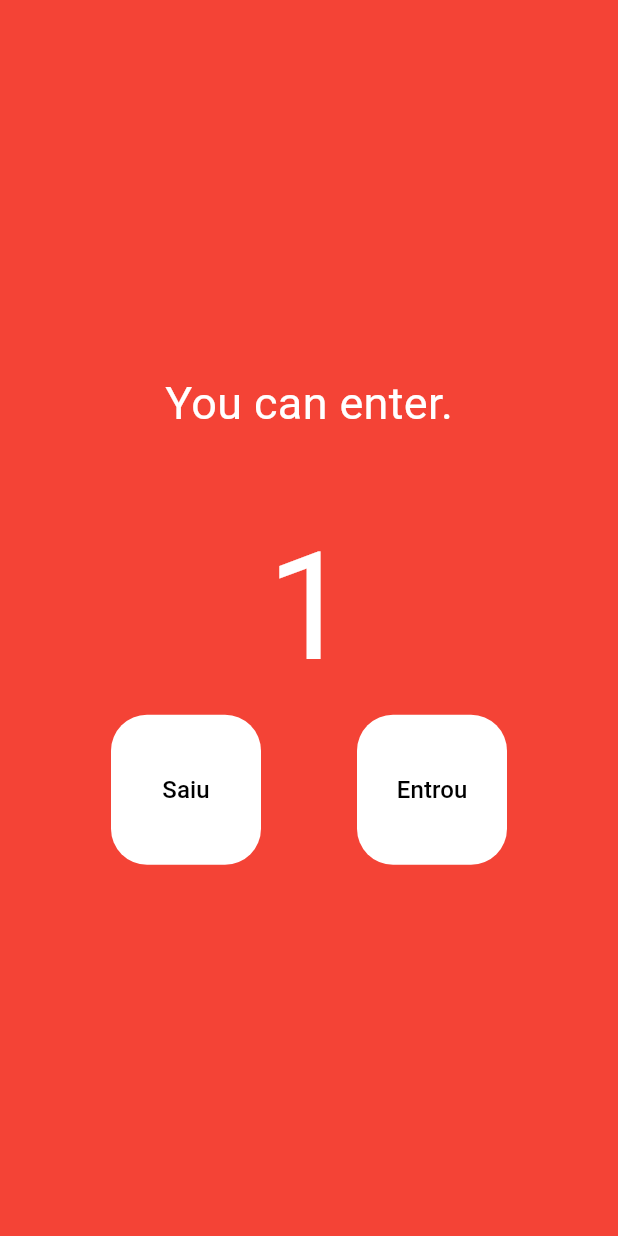
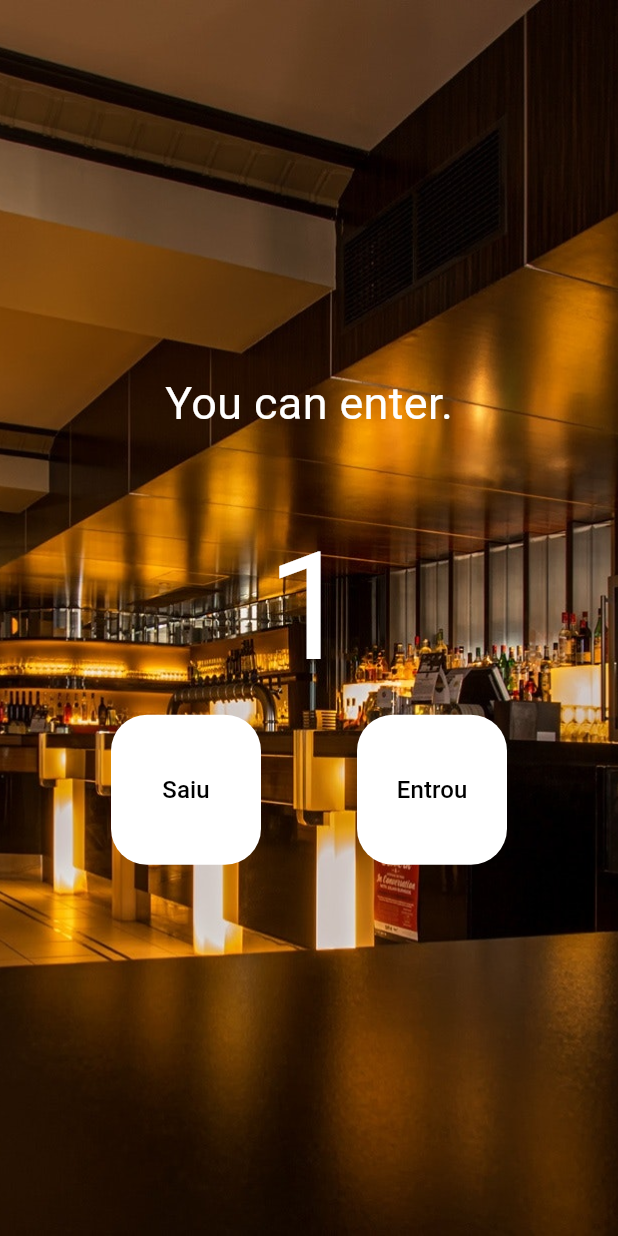
Before and after one commit to LuisTakeo/Flutter-Mobile-I, a Flutter app: the screen it shows after launch, after a tap on "Entrou", on a phone screen of 412 x 824 dp. Run offline on Flutter 3.47's test engine with Material 3 defaults, Android fonts, the phone set to English and light mode, and no system bars.

Commit message:
Finalização do app de contador

```diff
--- a/lib/main.dart
+++ b/lib/main.dart
@@ -20,14 +20,12 @@ class _ContadorState extends State<Contador> {
     setState(() {
       if (count > 0) count--;
     });
-    print(count);
   }
 
   void increment() {
     setState(() {
-      count++;
+      if (count < 30) count++;
     });
-    print(count);
   }
 
   @override
@@ -35,7 +33,11 @@ class _ContadorState extends State<Contador> {
     return Scaffold(
         backgroundColor: Colors.red,
         // appBar: AppBar(title: Text("Contador de pessoas.")),
-      body: Column(mainAxisAlignment: MainAxisAlignment.center, children: [
+        body: Container(
+          decoration: const BoxDecoration(
+              image: DecorationImage(
+                  image: AssetImage("img/restaurant.png"), fit: BoxFit.cover)),
+          child: Column(mainAxisAlignment: MainAxisAlignment.center, children: [
             Text(
               "You can enter.\n",
               style: TextStyle(fontSize: 30, color: Colors.white),
@@ -75,6 +77,6 @@ class _ContadorState extends State<Contador> {
               ],
             )
           ]),
-    );
+        ));
   }
 }
--- a/pubspec.yaml
+++ b/pubspec.yaml
@@ -63,6 +63,9 @@ flutter:
   #   - images/a_dot_burr.jpeg
   #   - images/a_dot_ham.jpeg
 
+  assets:
+    - img/restaurant.png
+
   # An image asset can refer to one or more resolution-specific "variants", see
   # https://flutter.dev/assets-and-images/#resolution-aware
 
```
Also changed, not shown: img/restaurant.png (added). Lines whose indentation alone changed are shown as unchanged.
